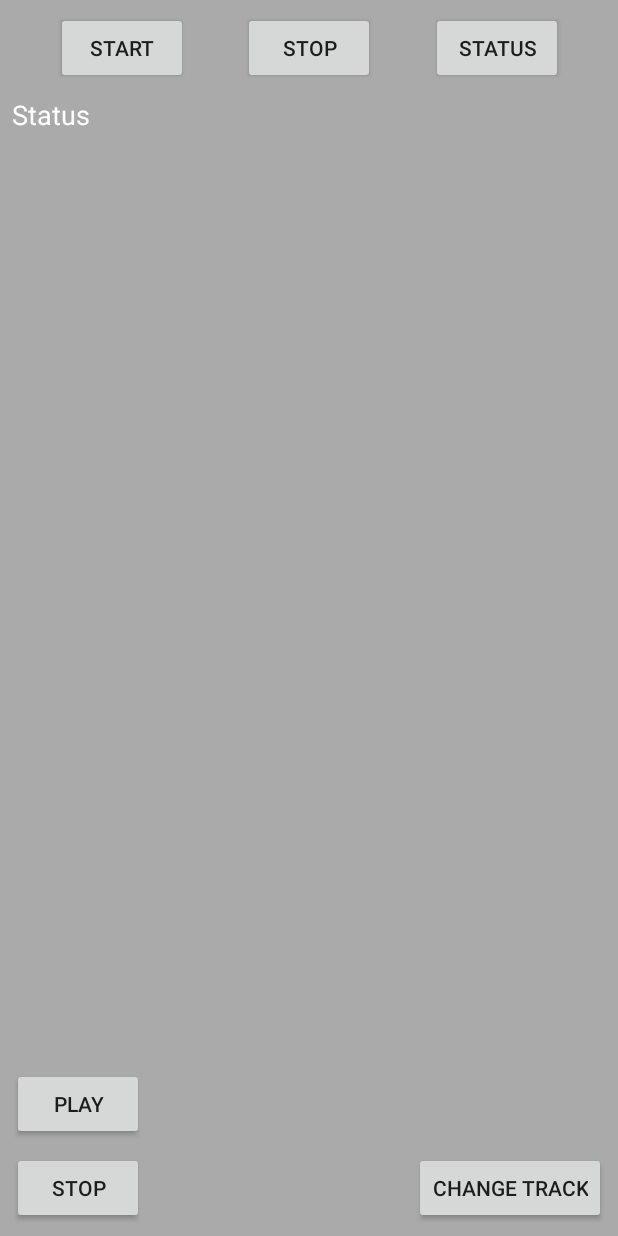
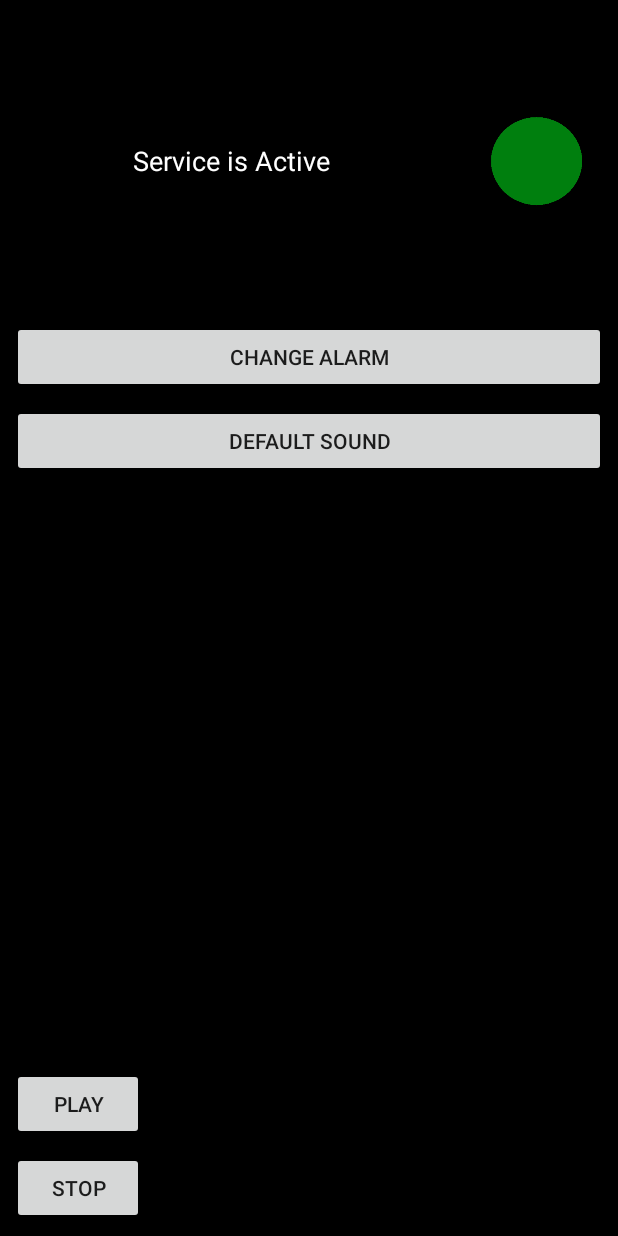
Before and after one commit to alikBalm/FullBatteryNotify, an Android app: the screen it shows after launch (MainActivity), on a phone screen of 412 x 824 dp. Run offline under Robolectric (Android 15) with nearby library versions, the phone set to English and light mode, and no system bars.

Commit message:
Сделал возврат мелодии по умолчанию, надо протестировать и подумать что ещё нужно, кроме уведомления в строке состояния там наверху где часики)))

```diff
--- a/app/src/main/AndroidManifest.xml
+++ b/app/src/main/AndroidManifest.xml
@@ -11,8 +11,11 @@
         android:label="@string/app_name"
         android:roundIcon="@mipmap/ic_launcher_round"
         android:supportsRtl="true"
+
         android:theme="@style/AppTheme">
-        <activity android:name=".MainActivity">
+        <activity
+            android:name=".MainActivity"
+            android:configChanges="orientation|screenSize">
             <intent-filter>
                 <action android:name="android.intent.action.MAIN" />
 
--- a/app/src/main/java/com/alikbalm/fullbatterynotify/MainActivity.java
+++ b/app/src/main/java/com/alikbalm/fullbatterynotify/MainActivity.java
@@ -1,8 +1,10 @@
 package com.alikbalm.fullbatterynotify;
 
+import android.app.ActivityManager;
 import android.content.Context;
 import android.content.Intent;
 import android.content.SharedPreferences;
+import android.content.pm.ActivityInfo;
 import android.media.AudioManager;
 import android.media.MediaPlayer;
 import android.net.Uri;
@@ -11,14 +13,16 @@ import android.os.Bundle;
 import android.util.Log;
 import android.view.View;
 import android.widget.Button;
+import android.widget.ImageView;
 import android.widget.TextView;
 
 import java.io.IOException;
 
 public class MainActivity extends AppCompatActivity {
-    Button start, stop, status, browse_track, play, stop_play;
+    Button start, stop, status, browse_track, default_track, play, stop_play;
     static TextView textStatus, textPercent, statusText;
 
+    ImageView serviceStatus;
 
     // тут нужно сохранить Uri файла который выбрал пользователь в SharedPreferences
     // чтоб при перезагрузке он сохранялся
@@ -45,14 +49,29 @@ public class MainActivity extends AppCompatActivity {
 
         getSupportActionBar().hide();
 
+        serviceStatus = findViewById(R.id.serviceStatus);
         start = findViewById(R.id.start);
         stop = findViewById(R.id.stop);
         status = findViewById(R.id.status);
         browse_track = findViewById(R.id.browse_track);
+        default_track = findViewById(R.id.default_track);
+
+        statusText = findViewById(R.id.statusText);
+
 
         play = findViewById(R.id.play);
         stop_play = findViewById(R.id.stop_play);
 
+        if (!MyService.myServiceIsActive) { startService(); }
+
+        serviceStatus.setOnClickListener(new View.OnClickListener() {
+            @Override
+            public void onClick(View view) {
+                if (MyService.myServiceIsActive){
+                    stopService();
+                } else { startService();}
+            }
+        });
 
         play.setOnClickListener(new View.OnClickListener() {
             @Override
@@ -82,7 +101,7 @@ public class MainActivity extends AppCompatActivity {
             }
         });
 
-        statusText = findViewById(R.id.statusText);
+
 
         textStatus = findViewById(R.id.textStatus);
         textPercent = findViewById(R.id.textPercent);
@@ -90,22 +109,47 @@ public class MainActivity extends AppCompatActivity {
         start.setOnClickListener(new View.OnClickListener() {
             @Override
             public void onClick(View view) {
-                startService(new Intent(MainActivity.this,MyService.class));
+
+                if (!MyService.myServiceIsActive) {
+                    startService(new Intent(MainActivity.this,MyService.class));
+
+                    Log.i("MyServiceStart", " NOT running start");
+
+
+
+                } else {
+                    Log.i("MyServiceStart", " running ");
+                }
+                setTextForService(true);
+
             }
+
+
         });
 
         stop.setOnClickListener(new View.OnClickListener() {
             @Override
             public void onClick(View view) {
-                stopService(new Intent(MainActivity.this,MyService.class));
+
+                if (MyService.myServiceIsActive) {
+                    stopService(new Intent(MainActivity.this,MyService.class));
+
+                    Log.i("MyServiceStop", " running stop");
+
+
+
+                } else {
+                    Log.i("MyServiceStop", " NOT running ");
+                }
+                setTextForService(false);
             }
+
         });
 
         status.setOnClickListener(new View.OnClickListener() {
             @Override
             public void onClick(View view) {
-                String serviceStatus = MyService.myServiceIsActive ? "Active" : "Inactive";
-                statusText.setText("Service is " + serviceStatus);
+                setTextForService(null);
             }
         });
 
@@ -119,7 +163,28 @@ public class MainActivity extends AppCompatActivity {
             }
         });
 
+        default_track.setOnClickListener(new View.OnClickListener() {
+            @Override
+            public void onClick(View view) {
 
+                uri = null;
+
+                sp.edit().remove("user_choise").apply();
+            }
+        });
+
+
+    }
+
+    void setTextForService(Boolean start){
+
+        if (start==null){
+            String serviceStatus = MyService.myServiceIsActive ? "Active" : "Inactive";
+            statusText.setText("Service is " + serviceStatus);
+        } else {
+            String serviceStatus = start ? "Active" : "Inactive";
+            statusText.setText("Service is " + serviceStatus);
+        }
     }
 
     void getAudioUriFromSPIfNotNull(){
@@ -153,4 +218,27 @@ public class MainActivity extends AppCompatActivity {
 
         mediaPlayer = uri!=null? MediaPlayer.create(getApplicationContext(),uri): null;
     }
+
+
+    private boolean isMyServiceRunning(Class<?> serviceClass) {
+        ActivityManager manager = (ActivityManager) getSystemService(Context.ACTIVITY_SERVICE);
+        for (ActivityManager.RunningServiceInfo service : manager.getRunningServices(Integer.MAX_VALUE)) {
+            if (serviceClass.getName().equals(service.service.getClassName())) {
+                return true;
+            }
+        }
+        return false;
+    }
+
+    void startService(){
+        startService(new Intent(MainActivity.this,MyService.class));
+        serviceStatus.setImageResource(R.drawable.green);
+        setTextForService(true);
+    }
+    void stopService(){
+        stopService(new Intent(MainActivity.this,MyService.class));
+        serviceStatus.setImageResource(R.drawable.red);
+        setTextForService(false);
+    }
+
 }
--- a/app/src/main/java/com/alikbalm/fullbatterynotify/MyService.java
+++ b/app/src/main/java/com/alikbalm/fullbatterynotify/MyService.java
@@ -30,8 +30,12 @@ public class MyService extends Service {
     @Override
     public void onCreate() {
 
+        myServiceIsActive = true;
+
         //регистрируем ресивер
         this.registerReceiver(this.mBatInfoReciever,new IntentFilter(Intent.ACTION_BATTERY_CHANGED));
+
+
 
         initUserChoise();
         // регистрируем проигрываеть медиа
--- a/app/src/main/res/layout/activity_main.xml
+++ b/app/src/main/res/layout/activity_main.xml
@@ -5,7 +5,7 @@
     android:id="@+id/constarint"
     android:layout_width="match_parent"
     android:layout_height="match_parent"
-    android:background="@android:color/darker_gray"
+    android:background="@android:color/background_dark"
     tools:context=".MainActivity">
 
     <Button
@@ -14,7 +14,7 @@
         android:layout_height="wrap_content"
         android:layout_marginTop="8dp"
         android:text="Start"
-        android:visibility="visible"
+        android:visibility="gone"
         app:layout_constraintEnd_toStartOf="@+id/stop"
         app:layout_constraintStart_toStartOf="parent"
         app:layout_constraintTop_toTopOf="parent" />
@@ -25,7 +25,7 @@
         android:layout_height="wrap_content"
         android:layout_marginTop="8dp"
         android:text="stop"
-        android:visibility="visible"
+        android:visibility="gone"
         app:layout_constraintEnd_toStartOf="@+id/status"
         app:layout_constraintStart_toEndOf="@+id/start"
         app:layout_constraintTop_toTopOf="parent" />
@@ -36,7 +36,7 @@
         android:layout_height="wrap_content"
         android:layout_marginTop="8dp"
         android:text="status"
-        android:visibility="visible"
+        android:visibility="gone"
         app:layout_constraintEnd_toEndOf="parent"
         app:layout_constraintStart_toEndOf="@+id/stop"
         app:layout_constraintTop_toTopOf="parent" />
@@ -90,23 +90,45 @@
         android:layout_marginStart="8dp"
         android:layout_marginLeft="8dp"
         android:layout_marginTop="8dp"
-        android:text="Status"
+        android:layout_marginEnd="8dp"
+        android:layout_marginRight="8dp"
+        android:layout_marginBottom="8dp"
+        android:text="Service is Active"
         android:textColor="@android:color/background_light"
         android:textSize="18sp"
         android:visibility="visible"
-        app:layout_constraintLeft_toLeftOf="parent"
-        app:layout_constraintTop_toBottomOf="@+id/stop" />
+        app:layout_constraintBottom_toTopOf="@+id/hor_guideline_25"
+        app:layout_constraintEnd_toStartOf="@+id/ver_guideline_75"
+        app:layout_constraintStart_toStartOf="parent"
+        app:layout_constraintTop_toTopOf="@+id/serviceStatus" />
 
     <Button
         android:id="@+id/browse_track"
-        android:layout_width="wrap_content"
+        android:layout_width="match_parent"
         android:layout_height="wrap_content"
+        android:layout_marginStart="8dp"
+        android:layout_marginLeft="8dp"
+        android:layout_marginTop="8dp"
         android:layout_marginEnd="8dp"
         android:layout_marginRight="8dp"
-        android:layout_marginBottom="8dp"
-        android:text="Change track"
-        app:layout_constraintBottom_toBottomOf="parent"
-        app:layout_constraintEnd_toEndOf="parent" />
+        android:text="Change Alarm"
+        app:layout_constraintEnd_toEndOf="parent"
+        app:layout_constraintStart_toStartOf="parent"
+        app:layout_constraintTop_toTopOf="@+id/hor_guideline_25" />
+
+    <Button
+        android:id="@+id/default_track"
+        android:layout_width="match_parent"
+        android:layout_height="wrap_content"
+        android:layout_marginStart="8dp"
+        android:layout_marginLeft="8dp"
+        android:layout_marginTop="8dp"
+        android:layout_marginEnd="8dp"
+        android:layout_marginRight="8dp"
+        android:text="Default sound"
+        app:layout_constraintEnd_toEndOf="parent"
+        app:layout_constraintStart_toStartOf="parent"
+        app:layout_constraintTop_toBottomOf="@+id/browse_track" />
 
     <Button
         android:id="@+id/stop_play"
@@ -130,5 +152,39 @@
         app:layout_constraintBottom_toTopOf="@+id/stop_play"
         app:layout_constraintStart_toStartOf="parent" />
 
+    <ImageView
+        android:id="@+id/serviceStatus"
+        android:layout_width="0dp"
+        android:layout_height="0dp"
+        android:layout_marginTop="8dp"
+        android:layout_marginEnd="8dp"
+        android:layout_marginRight="8dp"
+        app:layout_constraintBottom_toTopOf="@+id/hor_guideline_25"
+        app:layout_constraintEnd_toEndOf="parent"
+        app:layout_constraintStart_toStartOf="@+id/ver_guideline_75"
+        app:layout_constraintTop_toBottomOf="@+id/status"
+        app:srcCompat="@drawable/green" />
+
+    <android.support.constraint.Guideline
+        android:id="@+id/ver_guideline_75"
+        android:layout_width="wrap_content"
+        android:layout_height="wrap_content"
+        android:orientation="vertical"
+        app:layout_constraintGuide_percent="0.75" />
+
+    <android.support.constraint.Guideline
+        android:id="@+id/hor_guideline_25"
+        android:layout_width="wrap_content"
+        android:layout_height="wrap_content"
+        android:orientation="horizontal"
+        app:layout_constraintGuide_percent="0.25" />
+
+    <android.support.constraint.Guideline
+        android:id="@+id/hor_guideline_10"
+        android:layout_width="wrap_content"
+        android:layout_height="wrap_content"
+        android:orientation="horizontal"
+        app:layout_constraintGuide_percent="0.1" />
+
 
 </android.support.constraint.ConstraintLayout>
```
Also changed, not shown: app/src/main/res/drawable/green.png (added), app/src/main/res/drawable/red.png (added).
